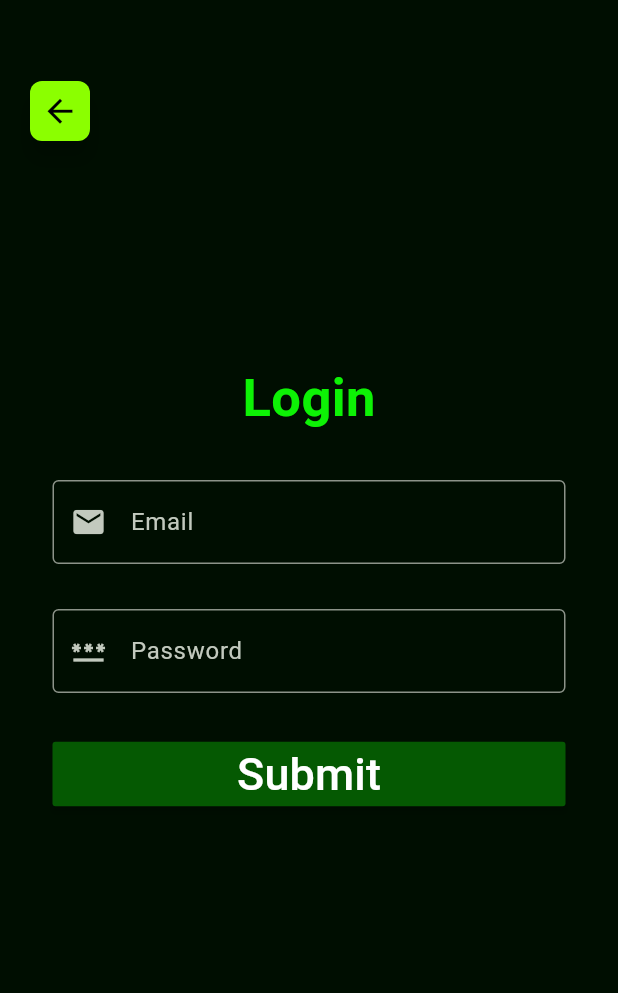
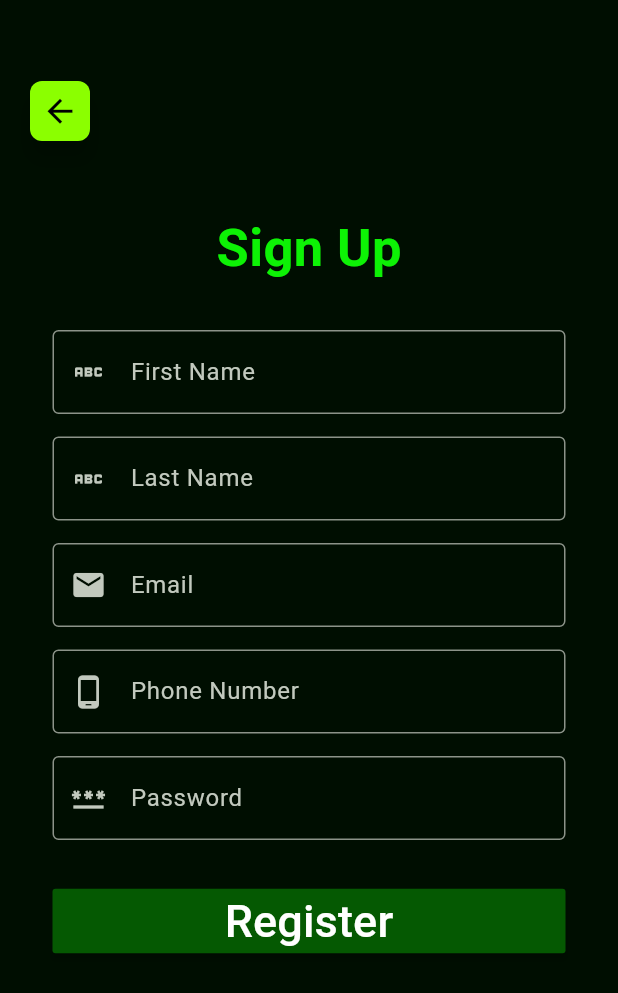
Before and after one commit to CamPartridge/ByteDriver, a Flutter app: the login screen opened directly, after a tap on "Sign Up Now!", on a phone screen of 412 x 824 dp. Shown: the top 993 px of the screen. Run offline on Flutter 3.47's test engine with Material 3 defaults, Android fonts, the phone set to English and light mode, and no system bars; our stand-ins replace toast; network calls fail.

Commit message:
Frontend sign and login working

```diff
--- /dev/null
+++ b/frontend/ByteDriver_flutter/lib/models/User.dart
@@ -0,0 +1,43 @@
+class User{
+  int userid;
+  String firstname;
+  String lastname;
+  String email;
+  String password;
+  String phonenumber;
+  String type;
+
+  User({
+    required this.userid,
+    required this.firstname,
+    required this.lastname,
+    required this.email,
+    required this.password,
+    required this.phonenumber,
+    required this.type
+  });
+
+  Map<String, dynamic> toJson(){
+    return {
+      "UserID": this.userid,
+      "FirstName": this.firstname,
+      "LastName": this.lastname,
+      "Email": this.email,
+      "Password": this.password,
+      "PhoneNumber": this.phonenumber,
+      "Type": this.type
+    };
+  }
+
+  factory User.fromJson(Map<String, dynamic> json) {
+    return User(
+        userid: json["UserID"] ?? '',
+        firstname: json["FirstName"] ?? '',
+        lastname: json["LastName"] ?? '',
+        email: json["Email"] ?? '',
+        password: json["Password"] ?? '',
+        phonenumber: json["PhoneNumber"] ?? '',
+        type: json["Type"] ?? ''
+    );
+  }
+}
--- /dev/null
+++ b/frontend/ByteDriver_flutter/lib/pages/sign_up.dart
@@ -0,0 +1,273 @@
+import 'dart:convert';
+import 'dart:io';
+
+import 'package:flutter/material.dart';
+import 'package:http/http.dart' as http;
+import 'package:toast/toast.dart';
+
+import 'package:bytedriver_app/models/User.dart';
+
+
+class sign_up extends StatefulWidget {
+  const sign_up({super.key});
+
+  @override
+  State<sign_up> createState() => _SecondState();
+}
+
+class _SecondState extends State<sign_up> {
+
+
+  final TextEditingController firstNameController = TextEditingController();
+  final TextEditingController lastNameController = TextEditingController();
+  final TextEditingController emailController = TextEditingController();
+  final TextEditingController phoneNumberController = TextEditingController();
+  final TextEditingController passwordController = TextEditingController();
+
+  void _goBack() {
+    Navigator.pop(context);
+  }
+
+
+
+  Future<void> _createUser() async{
+
+    print("Creating user");
+    print(firstNameController.text.toString());
+    print(lastNameController.text.toString());
+    print(emailController.text.toString());
+    print(phoneNumberController.text.toString());
+    print(passwordController.text.toString());
+
+    User newUser = new User(
+      userid: -1,
+        firstname: firstNameController.text,
+        lastname: lastNameController.text,
+        email: emailController.text,
+        password: passwordController.text,
+        phonenumber: phoneNumberController.text,
+        type: "Byter");
+
+    String url = "http://10.0.2.2:8080/user";
+
+    var newUserJSON = jsonEncode(newUser);
+
+    final requestLink = Uri.parse(url);
+
+    http.Response response = await http.post(
+      requestLink,
+      headers: {"Content-Type": "application/json"},
+      body: newUserJSON,
+    );
+
+    print("Response: " + response.body);
+
+
+    if (response.statusCode == 201) { // If successfully created
+      User createdUser = new User.fromJson(jsonDecode(response.body));
+
+      // Clear the text fields if the response is successful
+      firstNameController.clear();
+      lastNameController.clear();
+      emailController.clear();
+      phoneNumberController.clear();
+      passwordController.clear();
+
+      _goBack();
+    } else if(response.statusCode == 401){ //INVALID EMAIL FORMAT
+      firstNameController.clear();
+      lastNameController.clear();
+      emailController.clear();
+      phoneNumberController.clear();
+      passwordController.clear();
+      Toast.show("Invalid Email or Password :( \nPlease try again.",
+          duration: 3,
+          textStyle: TextStyle (fontSize:50, color: Colors.red),
+          backgroundColor: Colors.white70
+      );
+    } else if(response.statusCode == 409){ //INVALID EMAIL FORMAT
+      firstNameController.clear();
+      lastNameController.clear();
+      emailController.clear();
+      phoneNumberController.clear();
+      passwordController.clear();
+      Toast.show("Email or Phone Number already exists :( \nPlease try again",
+          duration: 3,
+          textStyle: TextStyle (fontSize:50, color: Colors.red),
+          backgroundColor: Colors.white70
+      );
+    }
+
+  }
+
+
+  @override
+  Widget build(BuildContext context) {
+    ToastContext().init(context);
+    return Scaffold(
+
+        backgroundColor: const Color(0xFF000e01),
+        floatingActionButtonLocation: FloatingActionButtonLocation.startTop,
+        floatingActionButton: Column(
+          children: [
+
+            SizedBox(height: 50,),
+            FloatingActionButton(
+              shape: RoundedRectangleBorder(borderRadius: BorderRadius.circular(8)),
+              mini: true,
+              backgroundColor: const Color(0xFF8bff00),
+              onPressed: _goBack,
+
+
+              child: const Icon(Icons.arrow_back, color: Colors.black, size: 25),),
+          ],
+        ),
+
+        body: Column(
+            children: <Widget>[
+
+              SizedBox(height: 40,),
+
+              Center(
+                  child:
+                  Column(
+                      mainAxisAlignment: MainAxisAlignment.center,
+                      crossAxisAlignment: CrossAxisAlignment.center,
+                      children: <Widget>[
+                        SizedBox(height: 100,),
+                        Text(
+                          "Sign Up",
+                          style: TextStyle(color: const Color(0xFF0DF205),
+                            fontSize: 35,
+                            fontWeight: FontWeight.bold,),
+                        ),
+                        Padding(
+                          padding: const EdgeInsets.symmetric(vertical: 30),
+                          child: Form(child: Column(
+                            children: [
+                              Padding(
+                                padding: const EdgeInsets.symmetric(horizontal: 35),
+                                child: TextFormField(
+                                  controller: firstNameController,
+                                  keyboardType: TextInputType.name,
+                                  decoration: InputDecoration(
+                                    labelText: "First Name",
+                                    hintText: "Enter your First Name",
+                                    prefixIcon: Icon(Icons.abc),
+                                    border: OutlineInputBorder(),
+                                  ),
+                                  onChanged: (String value) {
+
+                                  },
+                                  validator: (value) {
+                                    return value!.isEmpty ? 'Please enter First Name' : null;
+                                  },
+                                ),
+                              ),
+                              SizedBox(height: 15,),
+
+                              Padding(
+                                padding: const EdgeInsets.symmetric(horizontal: 35),
+                                child: TextFormField(
+                                  controller: lastNameController,
+                                  keyboardType: TextInputType.name,
+                                  decoration: InputDecoration(
+                                    labelText: "Last Name",
+                                    hintText: "Enter your Last Name",
+                                    prefixIcon: Icon(Icons.abc),
+                                    border: OutlineInputBorder(),
+                                  ),
+                                  onChanged: (String value) {
+
+                                  },
+                                  validator: (value) {
+                                    return value!.isEmpty ? 'Please enter Last Name' : null;
+                                  },
+                                ),
+                              ),
+                              SizedBox(height: 15,),
+
+                              Padding(
+                                padding: const EdgeInsets.symmetric(horizontal: 35),
+                                child: TextFormField(
+                                  controller: emailController,
+                                  keyboardType: TextInputType.emailAddress,
+                                  decoration: InputDecoration(
+                                    labelText: "Email",
+                                    hintText: "Enter Email",
+                                    prefixIcon: Icon(Icons.email),
+                                    border: OutlineInputBorder(),
+                                  ),
+                                  onChanged: (String value) {
+
+                                  },
+                                  validator: (value) {
+                                    return value!.isEmpty ? 'Please enter email' : null;
+                                  },
+                                ),
+                              ),
+                              SizedBox(height: 15,),
+
+                              Padding(
+                                padding: const EdgeInsets.symmetric(horizontal: 35),
+                                child: TextFormField(
+                                  controller: phoneNumberController,
+                                  keyboardType: TextInputType.phone,
+                                  decoration: InputDecoration(
+                                    labelText: "Phone Number",
+                                    hintText: "Enter your Phone Number",
+                                    prefixIcon: Icon(Icons.phone_android),
+                                    border: OutlineInputBorder(),
+                                  ),
+                                  onChanged: (String value) {
+
+                                  },
+                                  validator: (value) {
+                                    return value!.isEmpty ? 'Please enter your Phone Number' : null;
+                                  },
+                                ),
+                              ),
+                              SizedBox(height: 15,),
+                              Padding(
+                                padding: const EdgeInsets.symmetric(horizontal: 35),
+                                child: TextFormField(
+                                  controller: passwordController,
+                                  keyboardType: TextInputType.visiblePassword,
+                                  decoration: InputDecoration(
+                                    labelText: "Password",
+                                    hintText: "Enter Password",
+                                    prefixIcon: Icon(Icons.password),
+                                    border: OutlineInputBorder(),
+                                  ),
+                                  onChanged: (String value) {
+
+                                  },
+                                  validator: (value) {
+                                    return value!.isEmpty
+                                        ? 'Please enter password'
+                                        : null;
+                                  },
+                                ),
+                              ),
+                              SizedBox(height: 30,),
+                              Padding(
+                                padding: const EdgeInsets.symmetric(horizontal: 35),
+                                child: MaterialButton(
+                                  minWidth: double.infinity,
+                                  onPressed: _createUser,
+                                  child: Text('Register', style: TextStyle(fontSize: 30)),
+                                  color: const Color(0xFF055902),),
+                              ),
+
+                            ],
+                          ),
+
+                          ),
+                        ),
+                      ]
+                  )
+              ),]
+        )
+    );
+  }
+}
--- a/frontend/ByteDriver_flutter/lib/sing_up.dart
+++ /dev/null
@@ -1,120 +0,0 @@
-import 'package:flutter/material.dart';
-
-class sign_in extends StatefulWidget {
-  const sign_in({super.key});
-
-  @override
-  State<sign_in> createState() => _SecondState();
-}
-
-class _SecondState extends State<sign_in> {
-
-
-  void _goBack() {
-    Navigator.pop(context);
-  }
-
-
-  @override
-  Widget build(BuildContext context) {
-    return Scaffold(
-        backgroundColor: const Color(0xFF000e01),
-        floatingActionButtonLocation: FloatingActionButtonLocation.startTop,
-        floatingActionButton: Column(
-          children: [
-
-            SizedBox(height: 50,),
-            FloatingActionButton(
-              shape: RoundedRectangleBorder(borderRadius: BorderRadius.circular(8)),
-              mini: true,
-              backgroundColor: const Color(0xFF8bff00),
-              onPressed: _goBack,
-
-
-              child: const Icon(Icons.arrow_back, color: Colors.black, size: 25),),
-          ],
-        ),
-
-        body: Column(
-            children: <Widget>[
-
-              SizedBox(height: 40,),
-
-              Center(
-                  child:
-                  Column(
-                      mainAxisAlignment: MainAxisAlignment.center,
-                      crossAxisAlignment: CrossAxisAlignment.center,
-                      children: <Widget>[
-
-                        SizedBox(height: 200,),
-                        Text(
-                          "Login",
-                          style: TextStyle(color: const Color(0xFF0DF205),
-                            fontSize: 35,
-                            fontWeight: FontWeight.bold,),
-                        ),
-                        Padding(
-                          padding: const EdgeInsets.symmetric(vertical: 30),
-                          child: Form(child: Column(
-                            children: [
-                              Padding(
-                                padding: const EdgeInsets.symmetric(horizontal: 35),
-                                child: TextFormField(
-                                  keyboardType: TextInputType.emailAddress,
-                                  decoration: InputDecoration(
-                                    labelText: "Email",
-                                    hintText: "Enter Email",
-                                    prefixIcon: Icon(Icons.email),
-                                    border: OutlineInputBorder(),
-                                  ),
-                                  onChanged: (String value) {
-
-                                  },
-                                  validator: (value) {
-                                    return value!.isEmpty ? 'Please enter email' : null;
-                                  },
-                                ),
-                              ),
-                              SizedBox(height: 30,),
-                              Padding(
-                                padding: const EdgeInsets.symmetric(horizontal: 35),
-                                child: TextFormField(
-                                  keyboardType: TextInputType.visiblePassword,
-                                  decoration: InputDecoration(
-                                    labelText: "Password",
-                                    hintText: "Enter Password",
-                                    prefixIcon: Icon(Icons.password),
-                                    border: OutlineInputBorder(),
-                                  ),
-                                  onChanged: (String value) {
-
-                                  },
-                                  validator: (value) {
-                                    return value!.isEmpty
-                                        ? 'Please enter password'
-                                        : null;
-                                  },
-                                ),
-                              ),
-                              SizedBox(height: 30,),
-                              Padding(
-                                padding: const EdgeInsets.symmetric(horizontal: 35),
-                                child: MaterialButton(
-                                  minWidth: double.infinity,
-                                  onPressed: () {},
-                                  child: Text('Submit', style: TextStyle(fontSize: 30)),
-                                  color: const Color(0xFF055902),),
-                              )
-                            ],
-                          ),
-
-                          ),
-                        ),
-                      ]
-                  )
-              ),]
-        )
-    );
-  }
-}
--- a/frontend/ByteDriver_flutter/lib/variables.dart
+++ b/frontend/ByteDriver_flutter/lib/variables.dart
@@ -1,2 +1,3 @@
+String userEmail = "";
 int userID = -1;
-bool isSignedIn = false;
+bool isLoggedIn = false;
--- a/frontend/ByteDriver_flutter/pubspec.yaml
+++ b/frontend/ByteDriver_flutter/pubspec.yaml
@@ -35,7 +35,8 @@ dependencies:
   # The following adds the Cupertino Icons font to your application.
   # Use with the CupertinoIcons class for iOS style icons.
   cupertino_icons: ^1.0.2
-
+  http: ^1.1.0
+  toast: ^0.2.9
 dev_dependencies:
   flutter_test:
     sdk: flutter
```
Also changed, not shown: frontend/ByteDriver_flutter/lib/pages/byter.dart (added, +50 -0 lines), frontend/ByteDriver_flutter/lib/pages/driver.dart (added, +50 -0 lines), frontend/ByteDriver_flutter/lib/pages/login.dart (renamed from frontend/ByteDriver_flutter/lib/login.dart, +69 -3 lines), frontend/ByteDriver_flutter/lib/pages/main.dart (renamed from frontend/ByteDriver_flutter/lib/main.dart, +67 -57 lines), frontend/ByteDriver_flutter/lib/byter.dart (deleted), 4 other files.
